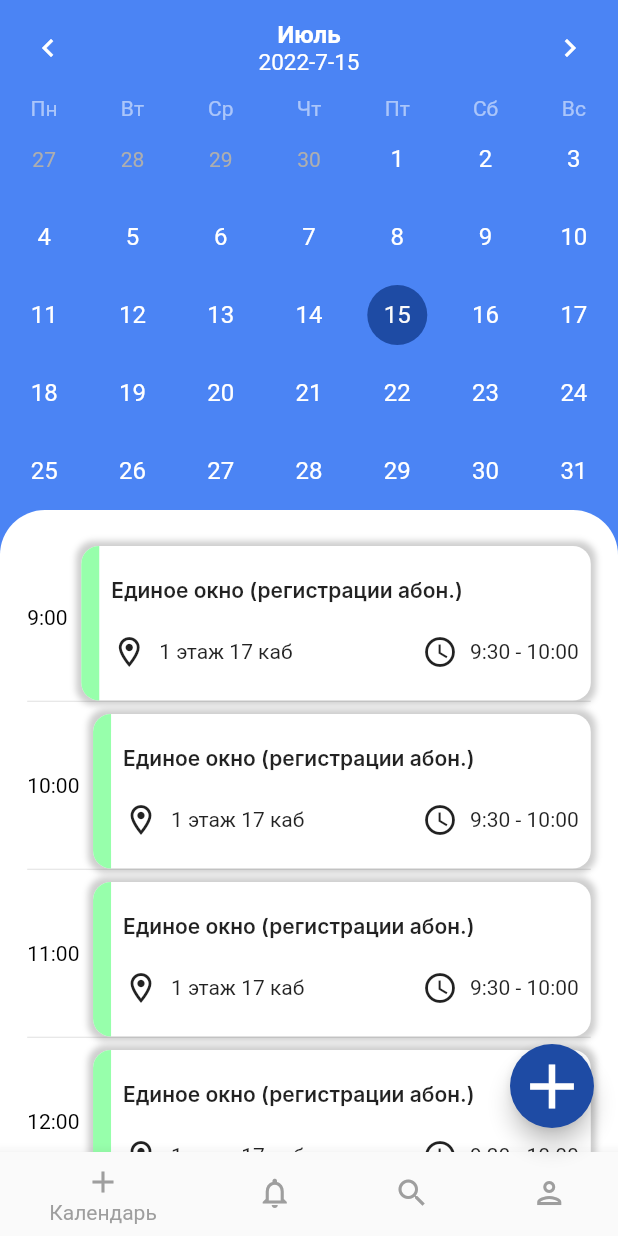
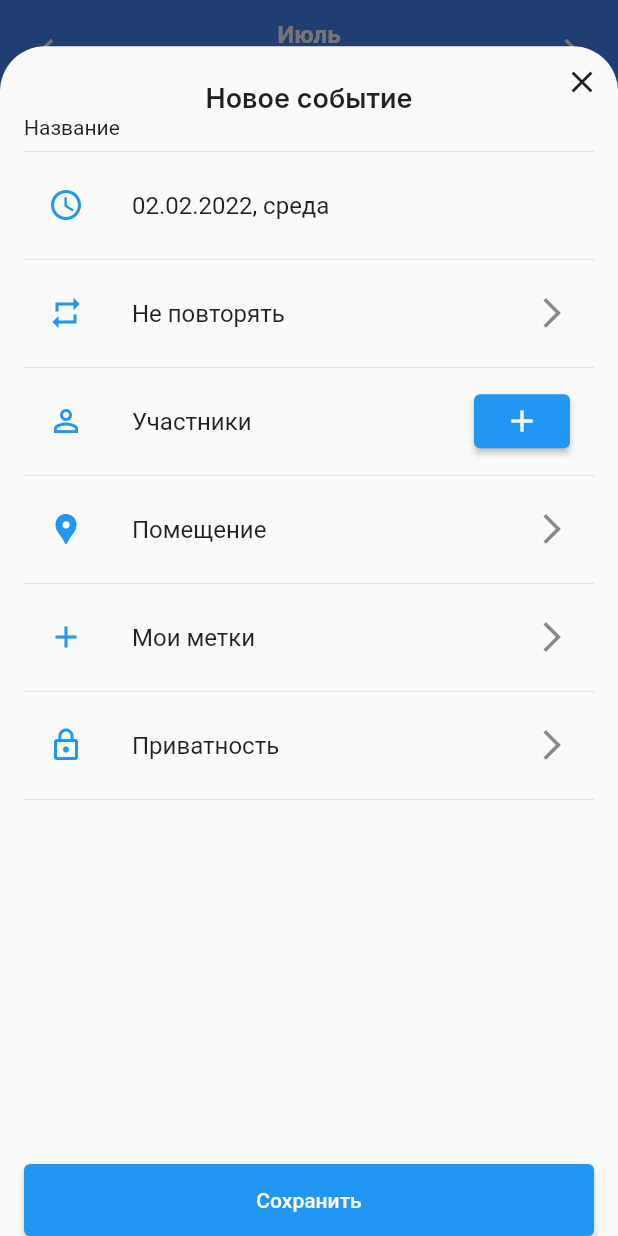
Before and after one commit to ChentMokeev/Calendar, a Flutter app: the screen it shows after launch, after a tap on the "add" icon, on a phone screen of 412 x 824 dp. Run offline on Flutter 3.47's test engine with Material 2 defaults, Android fonts, the light colour scheme and no system bars; drawn by our look-alikes of table_calendar; our stand-ins replace auto_route; Roboto replaces fonts that are missing (Inter).

Commit message:
fix/2_Calendar_page_building bottom sheet and auto route added

```diff
--- a/lib/feature/calendar/presentation/pages/main_screen.dart
+++ b/lib/feature/calendar/presentation/pages/main_screen.dart
@@ -9,6 +9,7 @@ part '../widgets/my_calendar_widget.dart';
 part '../widgets/event_card.dart';
 part '../widgets/my_bottom_nav_bar.dart';
 part '../widgets/my_floating_act_btn.dart';
+part '../widgets/add_event_bottom_sheet.dart';
 
 class MainScreen extends StatelessWidget {
   const MainScreen({Key? key}) : super(key: key);
@@ -30,9 +31,8 @@ class MainScreen extends StatelessWidget {
                 padding: const EdgeInsets.only(top: 16),
                 decoration: const BoxDecoration(
                   color: Colors.white,
-                  borderRadius: BorderRadius.only(
-                    topLeft: Radius.circular(30),
-                    topRight: Radius.circular(30),
+                  borderRadius: BorderRadius.vertical(
+                    top: Radius.circular(30),
                   ),
                 ),
                 child: ListView.separated(
--- /dev/null
+++ b/lib/feature/calendar/presentation/widgets/add_event_bottom_sheet.dart
@@ -0,0 +1,103 @@
+part of '../pages/main_screen.dart';
+
+class AddEventBottomSheet extends StatelessWidget {
+  const AddEventBottomSheet({
+    Key? key,
+  }) : super(key: key);
+
+  @override
+  Widget build(BuildContext context) {
+    final screenSize = MediaQuery.of(context).size;
+    return SizedBox(
+      height: screenSize.height * 0.9625,
+      child: Stack(
+        children: [
+          SingleChildScrollView(
+            padding: const EdgeInsets.all(16),
+            child: Column(
+              crossAxisAlignment: CrossAxisAlignment.start,
+              children: [
+                const SizedBox(height: 8),
+                const Align(
+                  alignment: Alignment.center,
+                  child: Text(
+                    'Новое событие',
+                    style: CalendarTextStyles.fSize18Weight600,
+                  ),
+                ),
+                const Text('Название'),
+                const Divider(),
+                const ListTile(
+                  leading: Icon(
+                    Icons.access_time,
+                    color: Colors.blue,
+                  ),
+                  title: Text('02.02.2022, среда'),
+                ),
+                const Divider(),
+                const ListTile(
+                  leading: Icon(
+                    Icons.repeat,
+                    color: Colors.blue,
+                  ),
+                  title: Text('Не повторять'),
+                  trailing: Icon(Icons.arrow_forward_ios),
+                ),
+                const Divider(),
+                ListTile(
+                  leading: const Icon(Icons.person_outline, color: Colors.blue),
+                  title: const Text('Участники'),
+                  trailing: ElevatedButton(
+                    child: const Icon(Icons.add),
+                    onPressed: () {},
+                  ),
+                ),
+                const Divider(),
+                const ListTile(
+                  leading: Icon(Icons.location_pin, color: Colors.blue),
+                  title: Text('Помещение'),
+                  trailing: Icon(Icons.arrow_forward_ios),
+                ),
+                const Divider(),
+                const ListTile(
+                  leading: Icon(Icons.add, color: Colors.blue),
+                  title: Text('Мои метки'),
+                  trailing: Icon(Icons.arrow_forward_ios),
+                ),
+                const Divider(),
+                const ListTile(
+                  leading: Icon(Icons.lock_outline, color: Colors.blue),
+                  title: Text('Приватность'),
+                  trailing: Icon(Icons.arrow_forward_ios),
+                ),
+                const Divider(),
+              ],
+            ),
+          ),
+          Align(
+            alignment: Alignment.topRight,
+            child: IconButton(
+              icon: const Icon(Icons.close),
+              onPressed: () {},
+            ),
+          ),
+          Align(
+            alignment: Alignment.bottomCenter,
+            child: SizedBox(
+              height: 48,
+              width: screenSize.width - 32,
+              child: SizedBox(
+                height: 32,
+                width: 32,
+                child: ElevatedButton(
+                  child: const Text('Сохранить'),
+                  onPressed: () {},
+                ),
+              ),
+            ),
+          ),
+        ],
+      ),
+    );
+  }
+}
--- a/lib/feature/calendar/presentation/widgets/my_floating_act_btn.dart
+++ b/lib/feature/calendar/presentation/widgets/my_floating_act_btn.dart
@@ -9,8 +9,18 @@ class MyFloatingActBtn extends StatelessWidget {
   Widget build(BuildContext context) {
     return FloatingActionButton(
       backgroundColor: const Color(0xff1E4BA4),
-      child: const Icon(Icons.add, size: 50),
-      onPressed: () {},
+      child: const Icon(Icons.add, size: 26.67),
+      onPressed: () {
+        showModalBottomSheet(
+          context: context,
+          builder: (context) => const AddEventBottomSheet(),
+          isScrollControlled: true,
+          enableDrag: false,
+          shape: const RoundedRectangleBorder(
+            borderRadius: BorderRadius.vertical(top: Radius.circular(30)),
+          ),
+        );
+      },
     );
   }
 }
--- a/lib/main.dart
+++ b/lib/main.dart
@@ -1,19 +1,23 @@
 import 'package:flutter/material.dart';
 
-import 'feature/calendar/presentation/pages/main_screen.dart';
+import 'routes/routes.gr.dart';
 
 void main() {
   runApp(const MyApp());
 }
+
+final appRouter = MobileAppRouter();
 
 class MyApp extends StatelessWidget {
   const MyApp({Key? key}) : super(key: key);
 
   @override
   Widget build(BuildContext context) {
-    return const MaterialApp(
-      title: 'Calendar',
-      home: MainScreen(),
+    return MaterialApp.router(
+      themeMode: ThemeMode.system,
+      routeInformationParser: appRouter.defaultRouteParser(),
+      routerDelegate: appRouter.delegate(),
+      routeInformationProvider: appRouter.routeInfoProvider(),
     );
   }
 }
--- a/lib/resouces/calendar_text_styles.dart
+++ b/lib/resouces/calendar_text_styles.dart
@@ -44,4 +44,11 @@ class CalendarTextStyles {
     fontSize: 15,
     fontWeight: FontWeight.w400,
   );
+
+  static const TextStyle fSize18Weight600 = TextStyle(
+    fontFamily: "Inter",
+    fontSize: 18,
+    fontWeight: FontWeight.w600,
+    height: 1.21,
+  );
 }
--- /dev/null
+++ b/lib/routes/routes.dart
@@ -0,0 +1,26 @@
+import 'package:auto_route/auto_route.dart';
+
+import '../feature/calendar/presentation/pages/main_screen.dart';
+
+export 'package:auto_route/auto_route.dart';
+export 'routes.gr.dart';
+
+@MaterialAutoRouter(
+  routes: <AutoRoute>[
+    AutoRoute(
+      page: MainScreen,
+      path: '/',
+      initial: true,
+    )
+    // AutoRoute(
+    //   page: SettingsScreen,
+    //   path: '/settings_screen',
+    // ),
+    // AutoRoute(
+    //   page: PlugInScreen,
+    //   path: '/plug_in',
+    // ),
+  ],
+)
+
+class $MobileAppRouter {}
```
Also changed, not shown: lib/routes/routes.gr.dart (added).
